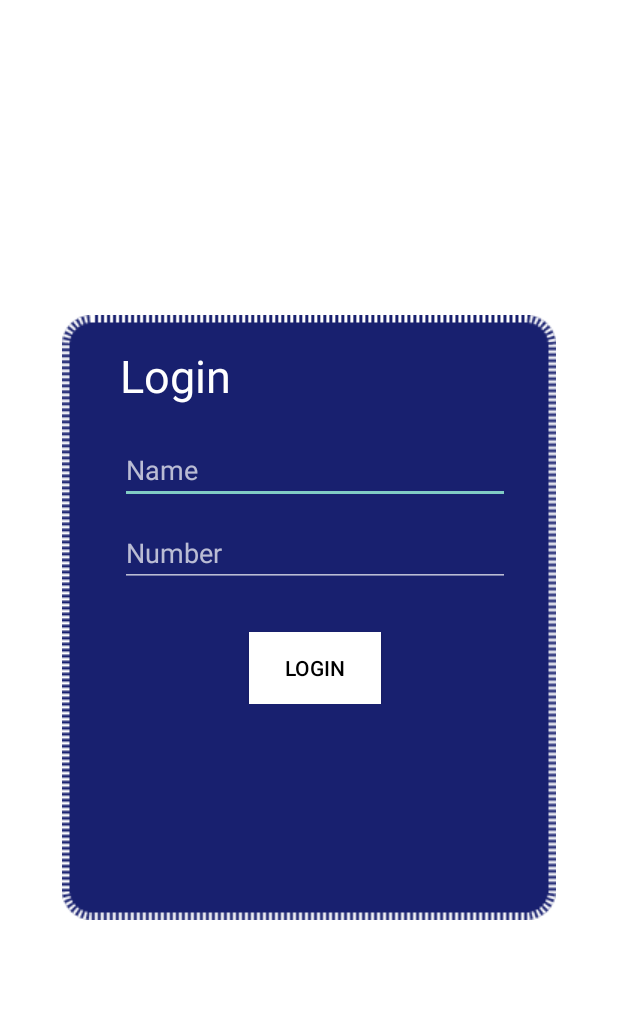
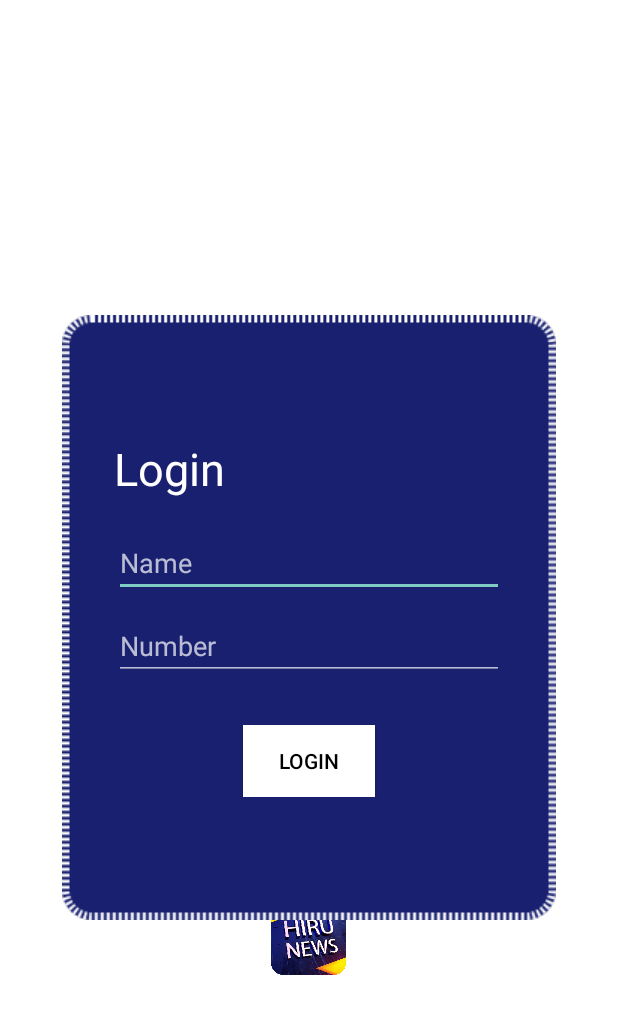
Before and after one commit to sachinthazoysa/Hiru-News, an Android app: the screen it shows after launch (LoginActivity), on a phone screen of 412 x 824 dp. Shown: the top 1014 px of the screen. Run offline under Robolectric (Android 15) with nearby library versions, the phone set to English and light mode, and no system bars; Roboto replaces fonts that are not available here.

Commit message:
Finalizing phase 2

```diff
--- a/app/src/main/res/layout/activity_login.xml
+++ b/app/src/main/res/layout/activity_login.xml
@@ -6,6 +6,15 @@
     android:layout_height="match_parent"
     tools:context=".LoginActivity"
     android:background="@android:color/white">
+
+
+
+    <ImageView
+        android:layout_marginTop="600dp"
+        android:layout_width="50dp"
+        android:layout_height="50dp"
+        android:layout_centerHorizontal="true"
+        android:src="@drawable/unnamed"/>
 
     <ImageView
         android:layout_width="wrap_content"
@@ -18,7 +27,9 @@
         android:layout_height="wrap_content"
         android:layout_marginTop="230dp"
         android:layout_marginLeft="80dp"
-        android:orientation="vertical">
+        android:orientation="vertical"
+        android:layout_centerVertical="true"
+        android:layout_centerHorizontal="true">
 
 <!--        <com.google.android.material.textview.MaterialTextView-->
 <!--            android:layout_width="wrap_content"-->
--- a/app/src/main/res/layout/fragment_business_news.xml
+++ b/app/src/main/res/layout/fragment_business_news.xml
@@ -185,7 +185,7 @@
                                 android:layout_width="20dp"
                                 android:layout_height="20dp"
                                 android:background="@drawable/ic_bookmark"
-                                android:layout_marginLeft="90dp"
+                                android:layout_marginLeft="168dp"
                                 android:layout_marginRight="50dp"
                                 />
 
```
Also changed, not shown: app/src/main/res/drawable/nobel.jpg (added), app/src/main/res/drawable/toyota.jpg (added).
